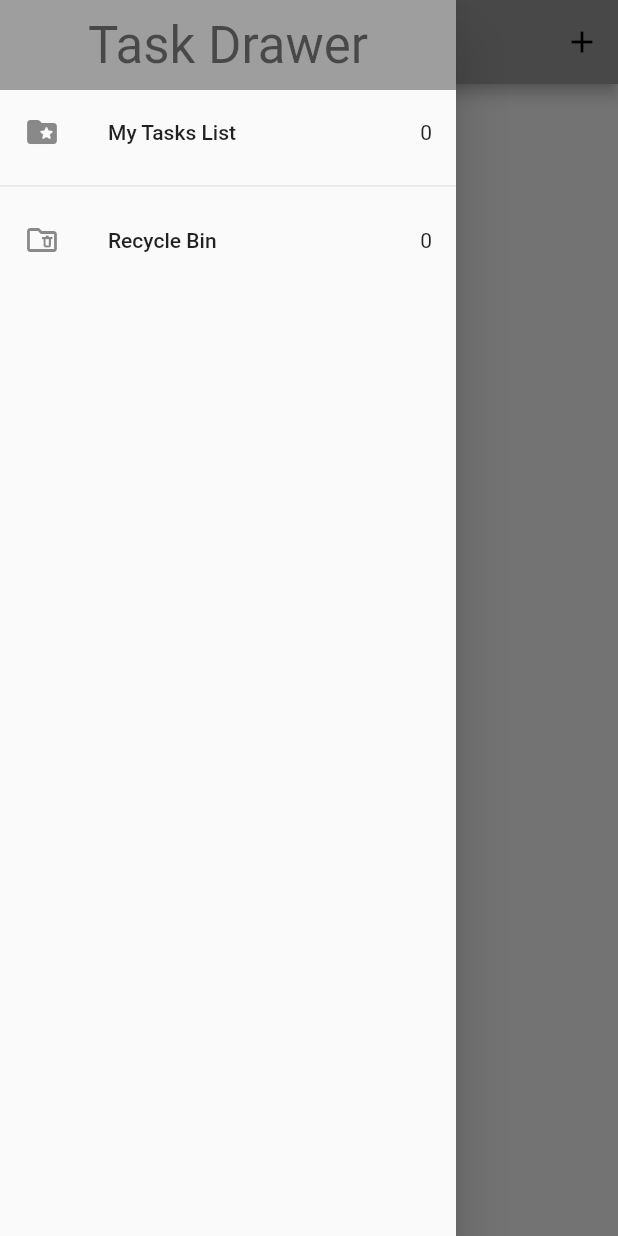
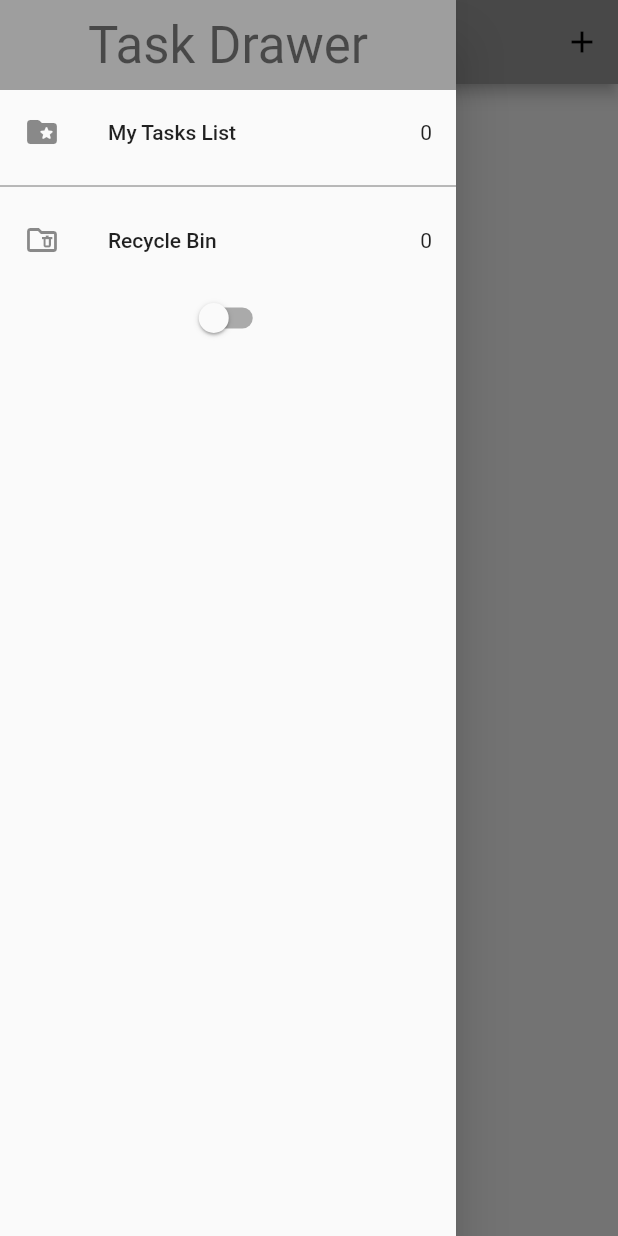
Before and after one commit to mahdiyarz/TodoAppWithBloc, a Flutter app: the screen it shows after launch, with the side drawer open, on a phone screen of 412 x 824 dp. Run offline on Flutter 3.47's test engine with Material 2 defaults, Android fonts, the phone set to English and light mode, and no system bars; our stand-ins replace bloc, equatable, flutter_bloc, hydrated_bloc.

Commit message:
Implement switch bloc to change theme

```diff
--- a/lib/main.dart
+++ b/lib/main.dart
@@ -4,6 +4,7 @@ import 'dart:io';
 import 'package:flutter/material.dart';
 import 'package:path_provider/path_provider.dart';
 import 'package:todo_bloc/services/app_router.dart';
+import 'package:todo_bloc/services/app_theme.dart';
 
 import '../screens/tasks_screen.dart';
 import 'blocs/bloc_exports.dart';
@@ -34,15 +35,26 @@ class MyApp extends StatelessWidget {
 
   @override
   Widget build(BuildContext context) {
-    return BlocProvider(
-      create: (context) => TasksBloc(),
-      child: MaterialApp(
-        title: 'Flutter Demo',
-        theme: ThemeData(
-          primarySwatch: Colors.grey,
+    return MultiBlocProvider(
+      providers: [
+        BlocProvider(
+          create: (context) => TasksBloc(),
         ),
-        home: const TasksScreen(),
-        onGenerateRoute: appRouter.onGenerateRoute,
+        BlocProvider(
+          create: (context) => SwitchBloc(),
+        ),
+      ],
+      child: BlocBuilder<SwitchBloc, SwitchState>(
+        builder: (context, state) {
+          return MaterialApp(
+            title: 'Flutter Demo',
+            theme: state.switchValue
+                ? AppThemes.appThemeData[AppTheme.darkTheme]
+                : AppThemes.appThemeData[AppTheme.lightTheme],
+            home: const TasksScreen(),
+            onGenerateRoute: appRouter.onGenerateRoute,
+          );
+        },
       ),
     );
   }
--- a/lib/screens/drawer_screen.dart
+++ b/lib/screens/drawer_screen.dart
@@ -7,6 +7,8 @@ import '../screens/tasks_screen.dart';
 
 class DrawerScreen extends StatelessWidget {
   const DrawerScreen({super.key});
+
+  final switchValue = false;
 
   @override
   Widget build(BuildContext context) {
@@ -54,6 +56,18 @@ class DrawerScreen extends StatelessWidget {
                 );
               },
             ),
+            BlocBuilder<SwitchBloc, SwitchState>(
+              builder: (context, state) {
+                return Switch(
+                  value: state.switchValue,
+                  onChanged: (newValue) {
+                    newValue
+                        ? context.read<SwitchBloc>().add(SwitchOnEvent())
+                        : context.read<SwitchBloc>().add(SwitchOffEvent());
+                  },
+                );
+              },
+            )
           ],
         ),
       ),
```
